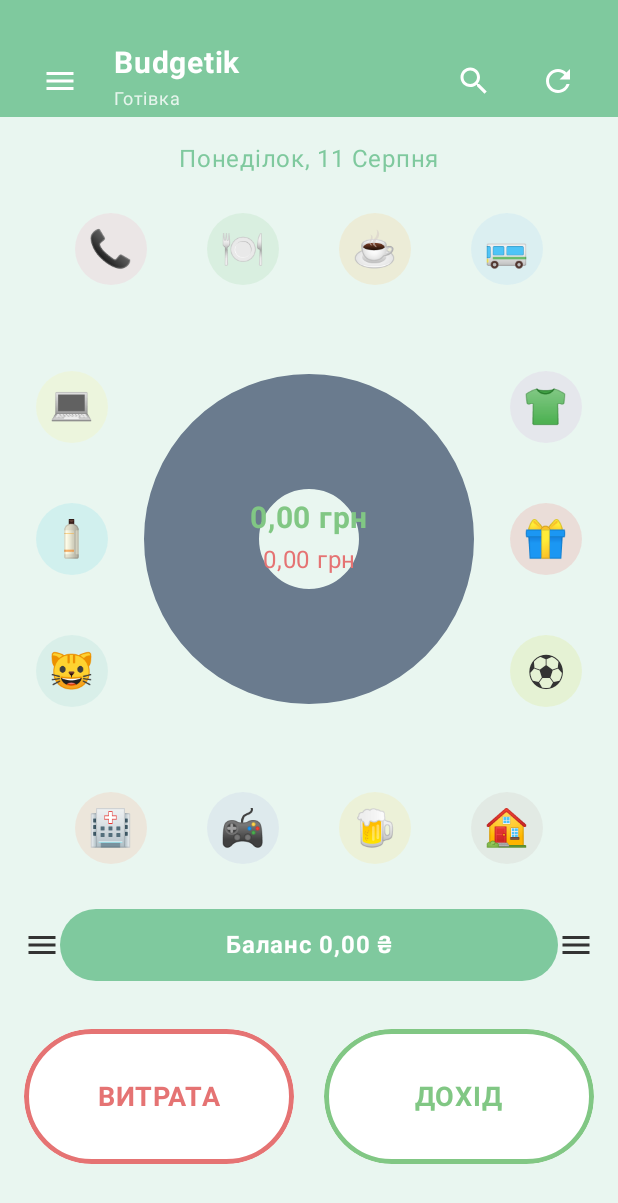
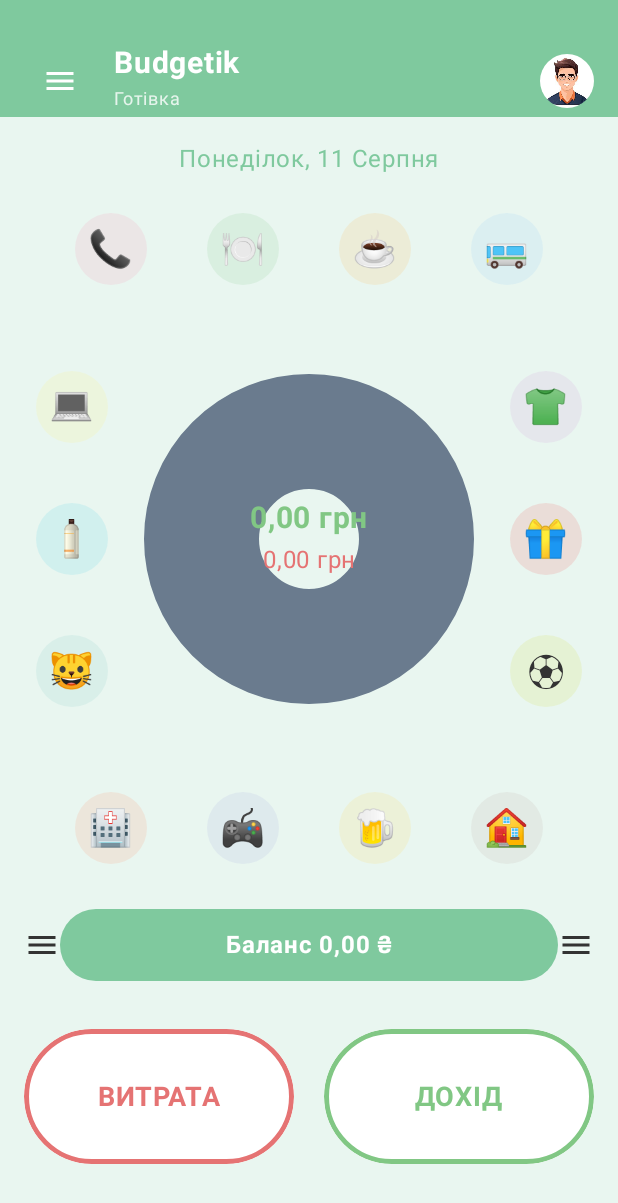
Before and after one commit to Avloga/Budgetik, an Android app built with Jetpack Compose: the screen it shows after launch (MainActivity), after a tap on "Аватар Паші", on a phone screen of 412 x 824 dp. Shown: the top 1203 px of the screen. Run offline under Robolectric (Android 15) with nearby library versions, the phone set to English and light mode, and no system bars; our stand-ins replace Firebase (no records; nobody signed in at launch, a user with empty details on screens opened directly).

Commit message:
Виправив помилку з введенням , та . Додав аватарку в зедері

```diff
--- a/app/build.gradle.kts
+++ b/app/build.gradle.kts
@@ -81,5 +81,6 @@ dependencies {
     implementation("io.coil-kt:coil-compose:2.2.2")
     implementation("org.jetbrains.kotlinx:kotlinx-coroutines-play-services:1.7.3")
     implementation("com.google.accompanist:accompanist-flowlayout:0.30.1")
+    implementation("com.google.accompanist:accompanist-navigation-animation:0.34.0")
 
 }
--- a/app/src/main/java/com/avloga/budgetik/ui/components/AddExpenseDialog.kt
+++ b/app/src/main/java/com/avloga/budgetik/ui/components/AddExpenseDialog.kt
@@ -56,7 +56,8 @@ fun AddExpenseDialog(
                     val now = Date()
                     val dateFormat = SimpleDateFormat("dd.MM.yyyy", Locale.getDefault())
                     val timeFormat = SimpleDateFormat("HH:mm:ss", Locale.getDefault())
-                    val amount = amountText.toDoubleOrNull() ?: 0.0
+                    val normalizedAmountText = amountText.trim().replace(',', '.')
+                    val amount = normalizedAmountText.toDoubleOrNull() ?: 0.0
 
                     val expense = Expense(
                         operationId = UUID.randomUUID().toString(),
@@ -87,7 +88,7 @@ fun AddExpenseDialog(
                     value = amountText,
                     onValueChange = { amountText = it },
                     label = { Text("Сума") },
-                    keyboardOptions = KeyboardOptions(keyboardType = KeyboardType.Number)
+                    keyboardOptions = KeyboardOptions(keyboardType = KeyboardType.Decimal)
                 )
                 Spacer(Modifier.height(8.dp))
 
--- a/app/src/main/java/com/avloga/budgetik/ui/components/TopBar.kt
+++ b/app/src/main/java/com/avloga/budgetik/ui/components/TopBar.kt
@@ -14,14 +14,28 @@ import androidx.compose.ui.unit.sp
 import com.avloga.budgetik.ui.theme.DarkGray
 import com.avloga.budgetik.ui.theme.BalanceGreen
 import com.avloga.budgetik.util.AccountType
+import androidx.compose.ui.res.painterResource
+import androidx.compose.ui.layout.ContentScale
+import com.avloga.budgetik.R
+import androidx.compose.foundation.shape.CircleShape
+import androidx.compose.foundation.Image
+import androidx.compose.foundation.shape.RoundedCornerShape
+import androidx.compose.runtime.remember
+import androidx.compose.ui.draw.clip
 
 @OptIn(ExperimentalMaterial3Api::class)
 @Composable
 fun CustomTopBar(
     modifier: Modifier = Modifier,
     onMenuClick: () -> Unit = {},
-    selectedAccount: AccountType = AccountType.CASH
+    selectedAccount: AccountType = AccountType.CASH,
+    userId: String = ""
 ) {
+    val avatarRes: Int? = when (userId.lowercase()) {
+        "pasha", "паша" -> R.drawable.pasha_avatar
+        "tanya", "таня" -> R.drawable.tanya_avatar
+        else -> null
+    }
     Surface(
         modifier = modifier
             .fillMaxWidth()
@@ -49,9 +63,7 @@ fun CustomTopBar(
                         tint = androidx.compose.ui.graphics.Color.White
                     )
                 }
-
                 Spacer(modifier = Modifier.width(12.dp))
-
                 Column {
                     Text(
                         text = "Budgetik",
@@ -70,30 +82,23 @@ fun CustomTopBar(
                     )
                 }
             }
-
-            // Права частина - іконки
-            Row(
-                horizontalArrangement = Arrangement.spacedBy(8.dp)
-            ) {
-                IconButton(
-                    onClick = { /* TODO: Пошук */ }
-                ) {
-                    Icon(
-                        imageVector = Icons.Default.Search,
-                        contentDescription = "Пошук",
-                        tint = androidx.compose.ui.graphics.Color.White
-                    )
-                }
-
-                IconButton(
-                    onClick = { /* TODO: Синхронізація */ }
-                ) {
-                    Icon(
-                        imageVector = Icons.Default.Refresh,
-                        contentDescription = "Синхронізація",
-                        tint = androidx.compose.ui.graphics.Color.White
-                    )
-                }
+            // Права частина - аватарка або заглушка
+            if (avatarRes != null) {
+                Image(
+                    painter = painterResource(id = avatarRes),
+                    contentDescription = "User Avatar",
+                    modifier = Modifier
+                        .size(36.dp)
+                        .clip(CircleShape),
+                    contentScale = ContentScale.Crop
+                )
+            } else {
+                Box(
+                    modifier = Modifier
+                        .size(36.dp)
+                        .clip(CircleShape)
+                        .background(color = androidx.compose.ui.graphics.Color.White.copy(alpha = 0.25f))
+                )
             }
         }
     }
--- a/app/src/main/java/com/avloga/budgetik/ui/screens/AllExpensesScreen.kt
+++ b/app/src/main/java/com/avloga/budgetik/ui/screens/AllExpensesScreen.kt
@@ -253,7 +253,8 @@ fun AllExpensesScreen(
             // Верхня панель
             CustomTopBar(
                 modifier = Modifier.fillMaxWidth(),
-                selectedAccount = selectedAccount
+                selectedAccount = selectedAccount,
+                userId = userId
             )
 
             // Основний контент з LazyColumn
--- a/app/src/main/java/com/avloga/budgetik/ui/screens/MainScreen.kt
+++ b/app/src/main/java/com/avloga/budgetik/ui/screens/MainScreen.kt
@@ -198,7 +198,8 @@ fun MainScreen(
                 onMenuClick = {
                     showSideMenu = !showSideMenu
                 },
-                selectedAccount = selectedAccount
+                selectedAccount = selectedAccount,
+                userId = userId
             )
 
             // Основний контент
--- a/app/src/main/res/drawable/default_avatar.xml
+++ /dev/null
@@ -1,4 +0,0 @@
-<?xml version="1.0" encoding="utf-8"?>
-<selector xmlns:android="http://schemas.android.com/apk/res/android">
-
-</selector>
```
Also changed, not shown: app/src/main/java/com/avloga/budgetik/ui/components/DateTransactionList.kt (+22 -13 lines), app/src/main/java/com/avloga/budgetik/ui/components/ExpenseComponents.kt (+13 -4 lines), app/src/main/java/com/avloga/budgetik/ui/components/UserHeader.kt (deleted, +0 -60 lines), app/src/main/res/drawable/default_avatar.png (added).
